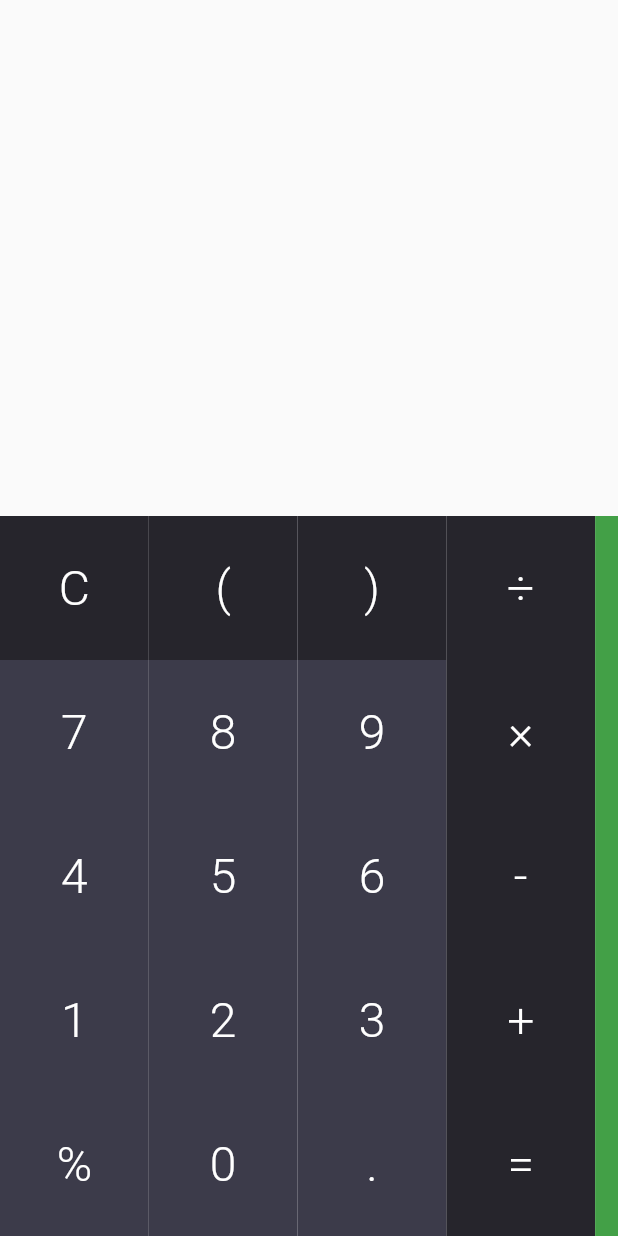
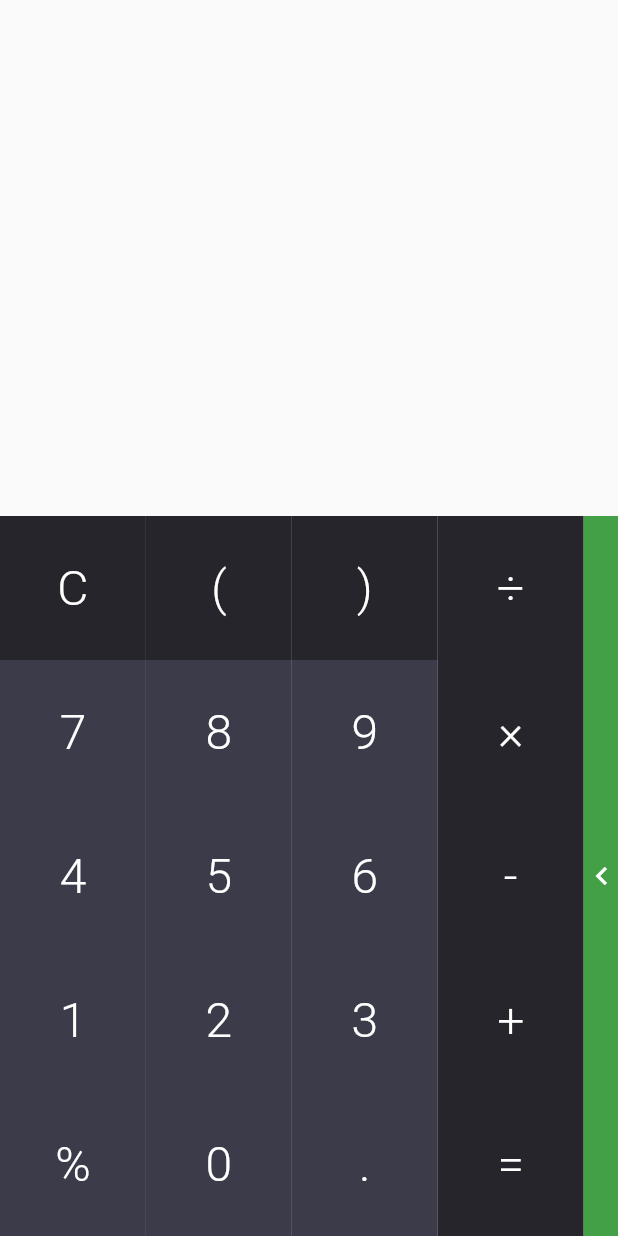
Before and after one commit to osphea/stem-calculator, a Flutter app: the screen it shows after launch, on a phone screen of 412 x 824 dp. Run offline on Flutter 3.47's test engine with Material 2 defaults, Android fonts, the phone set to English and light mode, and no system bars; our stand-ins replace math_expressions.

Commit message:
add arrow indicating advanced panel

```diff
--- a/lib/calculator.dart
+++ b/lib/calculator.dart
@@ -190,16 +190,16 @@ class CalculatorState extends State<Calculator> {
                 controller: pageController,
                 children: [
                   Row(
+                    crossAxisAlignment: CrossAxisAlignment.stretch,
                     children: [
                       Expanded(
-                        flex: 26,
+                        flex: 17,
                         child: Column(
                           children: [
                             Expanded(
                               child: Row(
                                 crossAxisAlignment: CrossAxisAlignment.stretch,
-                                mainAxisAlignment:
-                                    MainAxisAlignment.spaceEvenly,
+                                mainAxisAlignment: MainAxisAlignment.spaceEvenly,
                                 children: [
                                   _buildButton(opColor, 'C', clear),
                                   _buildButton(opColor, '(', () => append('(')),
@@ -211,8 +211,7 @@ class CalculatorState extends State<Calculator> {
                             Expanded(
                               child: Row(
                                 crossAxisAlignment: CrossAxisAlignment.stretch,
-                                mainAxisAlignment:
-                                    MainAxisAlignment.spaceEvenly,
+                                mainAxisAlignment: MainAxisAlignment.spaceEvenly,
                                 children: [
                                   _buildButton(numColor, '7', () => append('7')),
                                   _buildButton(numColor, '8', () => append('8')),
@@ -262,8 +261,19 @@ class CalculatorState extends State<Calculator> {
                       ),
                       Expanded(
                         flex: 1,
-                        child: Container(
-                          color: themeAccent,
+                        child: InkWell(
+                          child: Container(
+                            color: themeAccent,
+                            child: Icon(
+                              Icons.chevron_left,
+                              color: Colors.white,
+                            ),
+                          ),
+                          onTap: () => pageController.animateToPage(
+                            1,
+                            duration: Duration(milliseconds: 500),
+                            curve: Curves.ease,
+                          ),
                         ),
                       ),
                     ],
```
